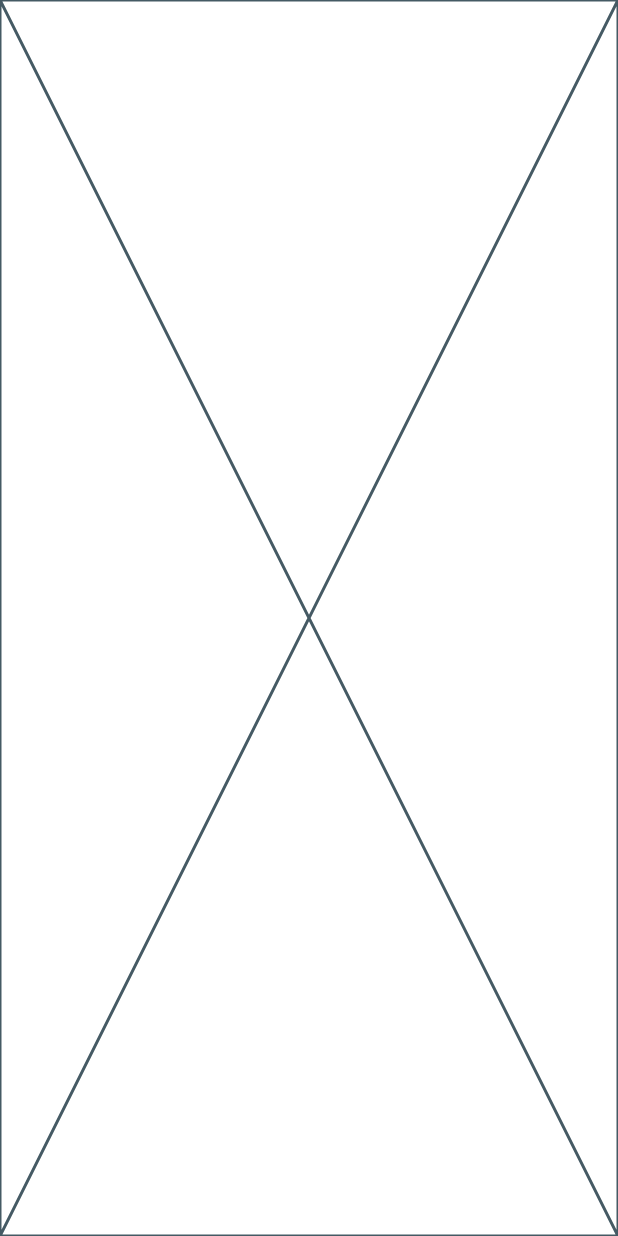
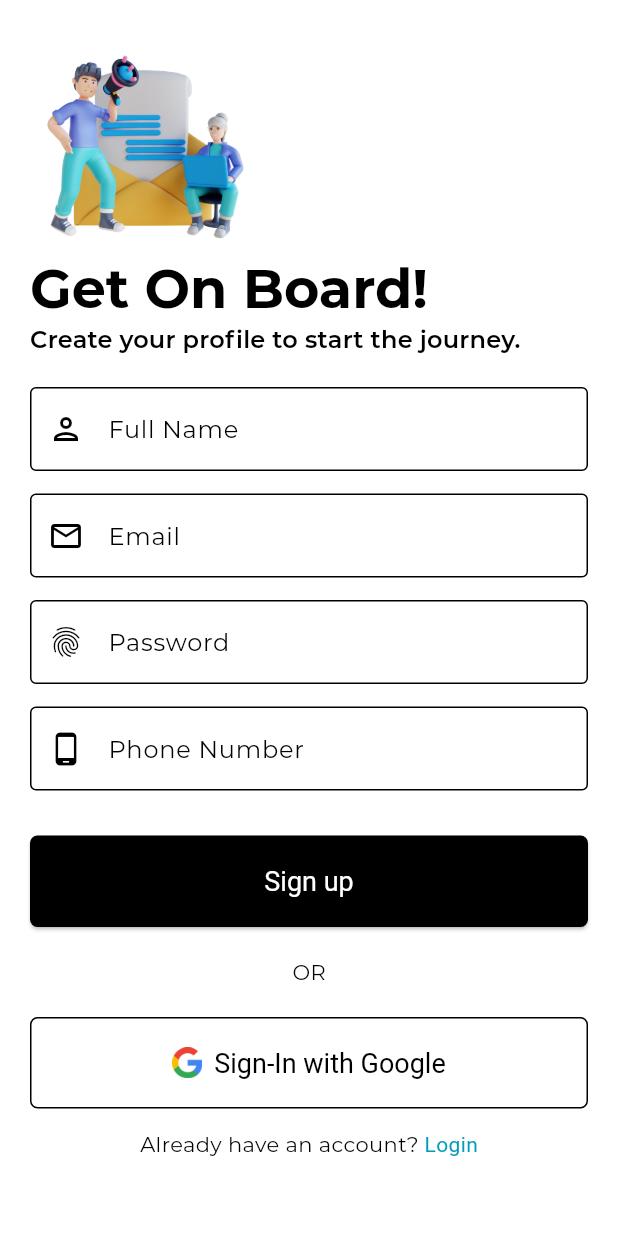
Before and after one commit to ab-gad/login_app, a Flutter app: the screen it shows after launch, after a tap on "Sign up", on a phone screen of 412 x 824 dp. Run offline on Flutter 3.47's test engine with Material 2 defaults, Android fonts, the phone set to English and light mode, and no system bars; our stand-ins replace flutter_svg, liquid_swipe, smooth_page_indicator.

Commit message:
add registration view design

```diff
--- /dev/null
+++ b/lib/src/features/registeration/registration_constants.dart
@@ -0,0 +1,13 @@
+final class RegistrationConstants {
+  // Assets
+  static const googleLogo = 'assets/images/google-logo.png';
+
+  // Strings
+  static const registrationTitle = "Get On Board!";
+  static const registrationMsg = "Create your profile to start the journey.";
+  static const fullName = "Full Name";
+  static const fullNameHint = "ex. John Doe";
+  static const phoneNo = "Phone Number";
+  static const phoneNoHint = "11 digits";
+  static const alreadyHaveAnAccount = "Already have an account?";
+}
--- a/lib/src/features/registeration/view/registeration_view.dart
+++ b/lib/src/features/registeration/view/registeration_view.dart
@@ -1,4 +1,10 @@
 import 'package:flutter/material.dart';
+import 'package:login_app/src/constants/app_string.dart';
+import 'package:login_app/src/features/onboarding/onboarding_constants.dart';
+import 'package:login_app/src/features/registeration/registration_constants.dart';
+import 'package:login_app/src/utils/theme/app_padding.dart';
+
+import '../../login/login_constants.dart';
 
 class RegistrationView extends StatefulWidget {
   const RegistrationView({super.key});
@@ -10,6 +16,136 @@ class RegistrationView extends StatefulWidget {
 class _RegistrationViewState extends State<RegistrationView> {
   @override
   Widget build(BuildContext context) {
-    return const Placeholder();
+    return SafeArea(
+      child: Scaffold(
+        body: SingleChildScrollView(
+          child: Container(
+            padding: const EdgeInsets.all(AppPadding.defaultScreenPadding),
+            child: Column(
+              crossAxisAlignment: CrossAxisAlignment.start,
+              children: [
+                // -----<login header>-----
+                Image.asset(
+                  OnboardingConstants.welcomeImage,
+                  width: 150,
+                ),
+                Text(
+                  RegistrationConstants.registrationTitle,
+                  style: Theme.of(context).textTheme.displaySmall,
+                ),
+                Text(
+                  RegistrationConstants.registrationMsg,
+                  style: Theme.of(context).textTheme.titleMedium,
+                ),
+                // -----</login header>-----
+
+                // -----</login form>-----
+                Form(
+                  child: Container(
+                    padding: const EdgeInsets.symmetric(
+                      vertical: AppPadding.defaultScreenPadding,
+                    ),
+                    child: Column(
+                      children: [
+                        TextFormField(
+                          decoration: const InputDecoration(
+                            prefixIcon: Icon(Icons.person_outlined),
+                            hintText: RegistrationConstants.fullNameHint,
+                            labelText: RegistrationConstants.fullName,
+                          ),
+                        ),
+                        const SizedBox(
+                          height: AppPadding.mediumPadding * 3,
+                        ),
+                        TextFormField(
+                          decoration: const InputDecoration(
+                            prefixIcon: Icon(Icons.email_outlined),
+                            hintText: LoginConstants.emailHint,
+                            labelText: LoginConstants.email,
+                          ),
+                        ),
+                        const SizedBox(
+                          height: AppPadding.mediumPadding * 3,
+                        ),
+                        TextFormField(
+                          decoration: const InputDecoration(
+                            prefixIcon: Icon(Icons.fingerprint),
+                            hintText: LoginConstants.passwordHint,
+                            labelText: LoginConstants.password,
+                          ),
+                        ),
+                        const SizedBox(
+                          height: AppPadding.mediumPadding * 3,
+                        ),
+                        TextFormField(
+                          decoration: const InputDecoration(
+                            prefixIcon: Icon(Icons.phone_android),
+                            hintText: RegistrationConstants.phoneNoHint,
+                            labelText: RegistrationConstants.phoneNo,
+                          ),
+                        ),
+                        SizedBox(
+                          height: AppPadding.defaultScreenPadding * 1.5,
+                        ),
+                        SizedBox(
+                          width: double.infinity,
+                          child: ElevatedButton(
+                            onPressed: () {},
+                            child: const Text(
+                              AppStrings.signUp,
+                            ),
+                          ),
+                        ),
+                      ],
+                    ),
+                  ),
+                )
+                // -----</login form>-----
+
+                // -----<login footer>-----
+                ,
+                Column(
+                  children: [
+                    Text(LoginConstants.or.toUpperCase()),
+                    const SizedBox(
+                      height: AppPadding.defaultScreenPadding,
+                    ),
+                    SizedBox(
+                      width: double.infinity,
+                      child: OutlinedButton.icon(
+                          onPressed: () {},
+                          icon: Image.asset(
+                            LoginConstants.googleLogo,
+                            width: 20,
+                          ),
+                          label: const Text(LoginConstants.signInWithGoogle)),
+                    ),
+                    TextButton(
+                      onPressed: () {},
+                      child: Text.rich(
+                        TextSpan(
+                          text: RegistrationConstants.alreadyHaveAnAccount,
+                          style: Theme.of(context).textTheme.bodyMedium,
+                          children: [
+                            TextSpan(
+                              text: ' ${AppStrings.login}',
+                              style: TextStyle(
+                                color: Theme.of(context).colorScheme.primary,
+                              ),
+                            ),
+                          ],
+                        ),
+                      ),
+                    )
+                  ],
+                ),
+
+                // -----</login footer>-----
+              ],
+            ),
+          ),
+        ),
+      ),
+    );
   }
 }
```
